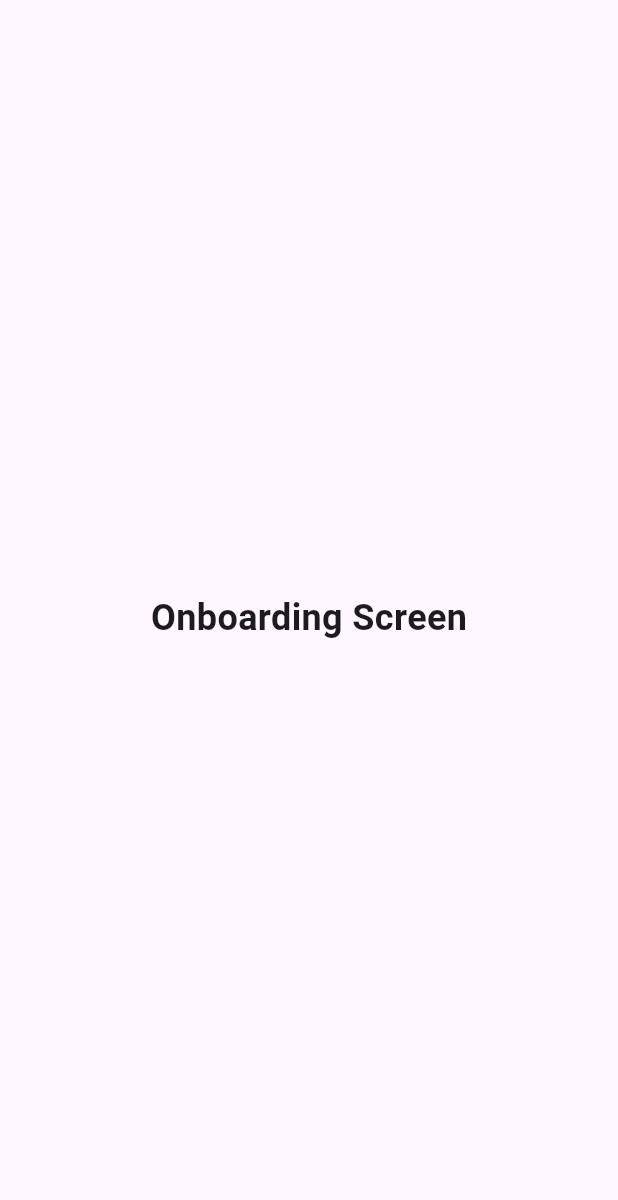
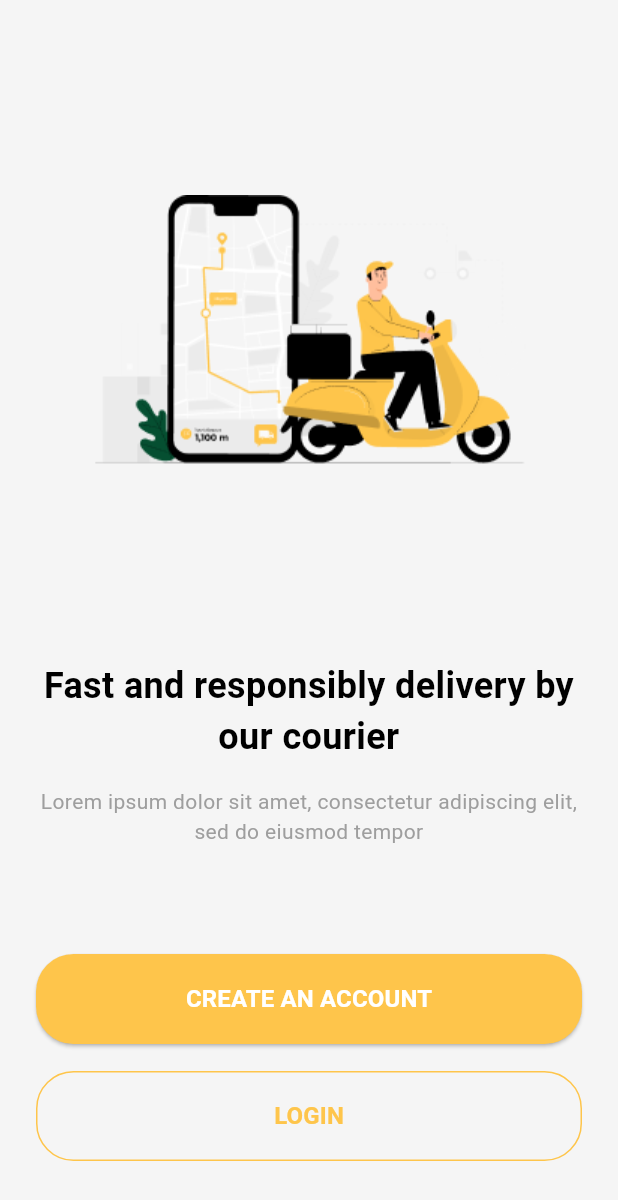
Before and after one commit to nedalAghanem/Fresh-Fruite-Application, a Flutter app: the screen it shows after launch, on a phone screen of 412 x 824 dp. Shown: the top 1200 px of the screen. Run offline on Flutter 3.47's test engine with Material 3 defaults, Android fonts, the phone set to English and light mode, and no system bars; our stand-ins replace flutter_svg.

Commit message:
Create Onboarding Screen

```diff
--- a/lib/main.dart
+++ b/lib/main.dart
@@ -1,6 +1,8 @@
 import 'package:flutter/material.dart';
 import 'package:flutter_svg/flutter_svg.dart';
+import 'package:fresh_fruits/screens/login_screen.dart';
 import 'package:fresh_fruits/screens/onboarding_screen.dart';
+import 'package:fresh_fruits/screens/signin_screen.dart';
 import 'package:fresh_fruits/screens/splash_screen.dart';
 
 void main() {
@@ -18,8 +20,8 @@ class FreshFruiteApp extends StatelessWidget {
       routes: {
         '/splash_screen': (context) => const SplashScreen(),
         '/onboarding_screen': (context) => const OnboardingScreen(),
-        // '/login_screen': (context) => const LoginScreen(),
-        // '/main_screen': (context) => const MainScreen(),
+        '/login_screen': (context) => const LoginScreen(),
+        '/signin_screen': (context) => const SigninScreen(),
       },
       debugShowCheckedModeBanner: false,
     );
--- /dev/null
+++ b/lib/screens/login_screen.dart
@@ -0,0 +1,11 @@
+import 'package:flutter/material.dart';
+
+class LoginScreen extends StatelessWidget {
+  const LoginScreen({super.key});
+
+  @override
+  Widget build(BuildContext context) {
+    return Scaffold(
+        backgroundColor: Colors.green,
+    );}
+}
--- a/lib/screens/onboarding_screen.dart
+++ b/lib/screens/onboarding_screen.dart
@@ -6,10 +6,94 @@ class OnboardingScreen extends StatelessWidget {
   @override
   Widget build(BuildContext context) {
     return Scaffold(
-      body: Center(
-        child: Text(
-          'Onboarding Screen',
-          style: TextStyle(fontSize: 24, fontWeight: FontWeight.bold),
+      backgroundColor: const Color(0xFFF5F5F5),
+      body: Padding(
+        padding: const EdgeInsets.symmetric(horizontal: 24),
+        child: Column(
+          children: [
+            const SizedBox(height: 130), // المسافة من الأعلى
+            // الصورة
+            Center(
+              child: Image.asset(
+                'assets/images/img_onboarding.png', // ضع الصورة بهذا الاسم
+                width: 303,
+                height: 180,
+                fit: BoxFit.contain,
+              ),
+            ),
+            const SizedBox(height: 130),
+            // النص الرئيسي
+            const Text(
+              'Fast and responsibly delivery by our courier',
+              textAlign: TextAlign.center,
+              style: TextStyle(
+                fontSize: 24,
+                fontWeight: FontWeight.bold,
+                color: Colors.black,
+              ),
+            ),
+            const SizedBox(height: 16),
+            // النص الثانوي
+            const Text(
+              'Lorem ipsum dolor sit amet, consectetur adipiscing elit, sed do eiusmod tempor',
+              textAlign: TextAlign.center,
+              style: TextStyle(
+                fontSize: 14,
+                color: Colors.grey,
+              ),
+            ),
+            const Spacer(), // يدفع الأزرار للأسفل
+            // زر CREATE AN ACCOUNT
+            SizedBox(
+              width: double.infinity,
+              height: 60,
+              child: ElevatedButton(
+                onPressed: () {
+                  Navigator.pushReplacementNamed(context, '/signin_screen');
+                },
+                style: ElevatedButton.styleFrom(
+                  backgroundColor: const Color(0xFFFEC54B),
+                  shape: RoundedRectangleBorder(
+                    borderRadius: BorderRadius.circular(25),
+                  ),
+                ),
+                child: const Text(
+                  'CREATE AN ACCOUNT',
+                  style: TextStyle(
+                    fontSize: 16,
+                    fontWeight: FontWeight.bold,
+                    color: Colors.white,
+                  ),
+                ),
+              ),
+            ),
+            const SizedBox(height: 18),
+            // زر LOGIN
+            SizedBox(
+              width: double.infinity,
+              height: 60,
+              child: OutlinedButton(
+                onPressed: () {
+                  Navigator.pushReplacementNamed(context, '/login_screen');
+                },
+                style: OutlinedButton.styleFrom(
+                  side: const BorderSide(color: Color(0xFFFEC54B)),
+                  shape: RoundedRectangleBorder(
+                    borderRadius: BorderRadius.circular(25),
+                  ),
+                ),
+                child: const Text(
+                  'LOGIN',
+                  style: TextStyle(
+                    fontSize: 16,
+                    fontWeight: FontWeight.bold,
+                    color: Color(0xFFFEC54B),
+                  ),
+                ),
+              ),
+            ),
+            const SizedBox(height: 50),
+          ],
         ),
       ),
     );
--- /dev/null
+++ b/lib/screens/signin_screen.dart
@@ -0,0 +1,11 @@
+import 'package:flutter/material.dart';
+
+class SigninScreen extends StatelessWidget {
+  const SigninScreen({super.key});
+
+  @override
+  Widget build(BuildContext context) {
+    return Scaffold(
+      backgroundColor: Colors.red,
+    );}
+}
```
Also changed, not shown: assets/images/img_onboarding.png (added), assets/images/img_onboarding.svg (deleted).
